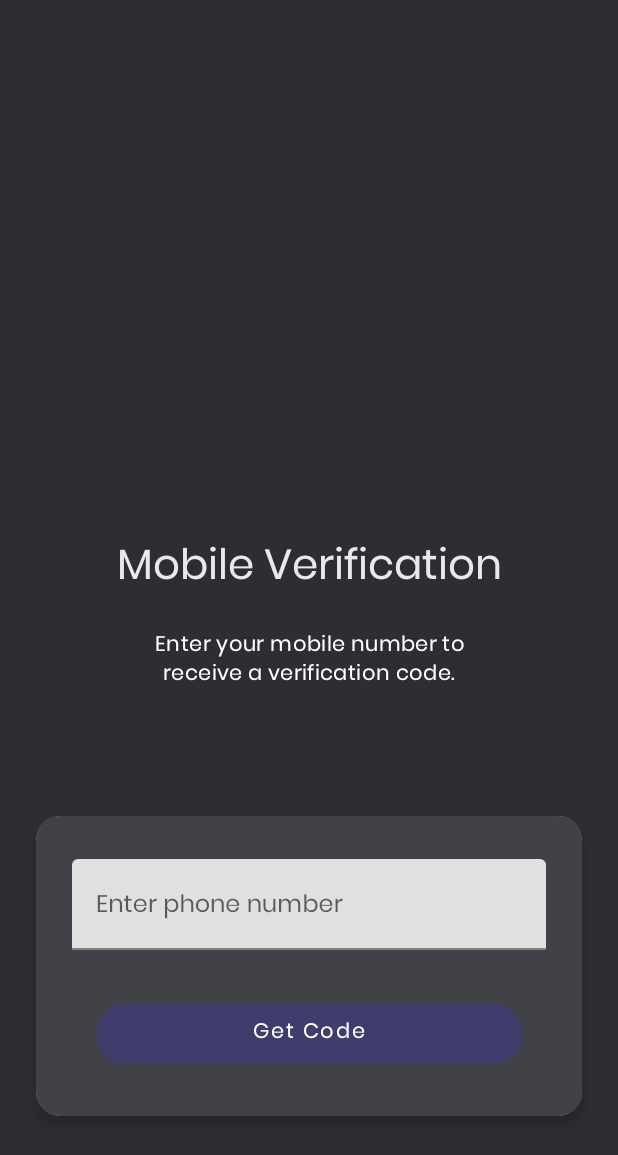
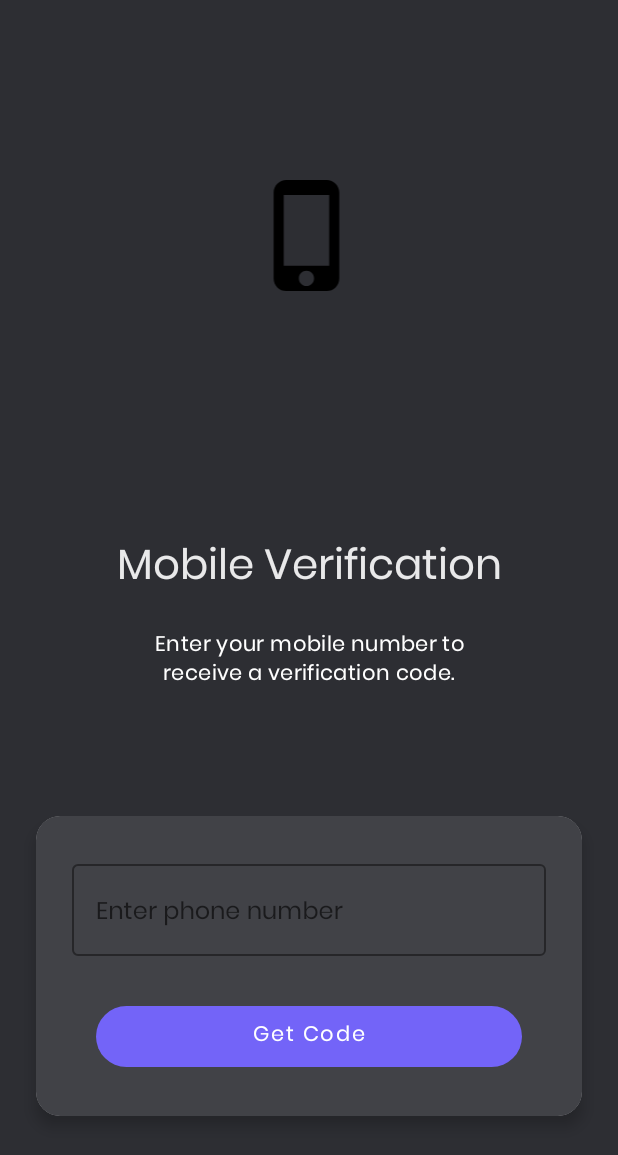
Before and after one commit to StudyIsFun/iSafe, an Android app: the fragment PhoneNumberFragment placed in its activity, on a phone screen of 412 x 824 dp. Shown: the top 1155 px of the screen. Run offline under Robolectric (Android 15) with nearby library versions, the phone set to English and light mode, and no system bars; our stand-ins replace Firebase (no records; nobody signed in at launch, a user with empty details on screens opened directly).

Commit message:
Modified ui

```diff
--- a/app/src/main/res/layout/activity_main.xml
+++ b/app/src/main/res/layout/activity_main.xml
@@ -5,7 +5,7 @@
     android:layout_width="match_parent"
     android:orientation="vertical"
     android:layout_height="match_parent"
-    android:background="#010938"
+    android:background="#030C43"
     android:isScrollContainer="true"
     tools:context=".MainActivity">
 
--- a/app/src/main/res/layout/fragment_phone_number.xml
+++ b/app/src/main/res/layout/fragment_phone_number.xml
@@ -5,7 +5,6 @@
     android:layout_width="match_parent"
     android:layout_height="match_parent"
     android:background="@color/grey_colour">
-
     <ImageView
         android:id="@+id/iv_dots"
         android:layout_width="0dp"
@@ -18,7 +17,6 @@
         app:layout_constraintEnd_toEndOf="parent"
         app:layout_constraintStart_toStartOf="parent"
         app:layout_constraintTop_toTopOf="parent" />
-
     <ImageView
         android:id="@+id/iv_space"
         android:layout_width="0dp"
@@ -32,8 +30,7 @@
         app:layout_constraintEnd_toEndOf="@id/iv_dots"
         app:layout_constraintStart_toStartOf="@id/iv_dots"
         app:layout_constraintTop_toTopOf="@id/iv_dots"
-         />
-
+        android:src="@drawable/ic_channel_foreground" />
     <TextView
         android:id="@+id/tvHeader"
         style="@style/HeaderText"
@@ -48,7 +45,6 @@
         app:layout_constraintStart_toStartOf="parent"
         app:layout_constraintTop_toTopOf="@id/guideline1"
         app:layout_constraintVertical_chainStyle="packed" />
-
     <TextView
         android:id="@+id/tvBody"
         style="@style/BodyText"
@@ -61,21 +57,18 @@
         app:layout_constraintHorizontal_bias="0.0"
         app:layout_constraintStart_toStartOf="@+id/tvHeader"
         app:layout_constraintTop_toBottomOf="@+id/tvHeader" />
-
     <androidx.constraintlayout.widget.Guideline
         android:id="@+id/guideline1"
         android:layout_width="wrap_content"
         android:layout_height="wrap_content"
         android:orientation="horizontal"
         app:layout_constraintGuide_percent="0.33242133" />
-
     <androidx.constraintlayout.widget.Guideline
         android:id="@+id/guideline2"
         android:layout_width="wrap_content"
         android:layout_height="wrap_content"
         android:orientation="horizontal"
         app:layout_constraintGuide_percent="0.66" />
-
     <androidx.cardview.widget.CardView
         android:layout_width="0dp"
         android:layout_height="0dp"
@@ -83,13 +76,11 @@
         android:layout_marginEnd="24dp"
         android:layout_marginBottom="80dp"
         android:translationZ="4dp"
-
         app:cardCornerRadius="16dp"
         app:layout_constraintBottom_toBottomOf="parent"
         app:layout_constraintEnd_toEndOf="parent"
         app:layout_constraintStart_toStartOf="parent"
         app:layout_constraintTop_toTopOf="@id/guideline2">
-
         <androidx.constraintlayout.widget.ConstraintLayout
             android:layout_width="match_parent"
             android:layout_height="match_parent"
@@ -97,27 +88,29 @@
 
             <com.google.android.material.textfield.TextInputLayout
                 android:id="@+id/tilPhoneNumber"
-
+                style="@style/textInputLayout"
                 android:layout_width="0dp"
                 android:layout_height="wrap_content"
                 android:layout_marginStart="24dp"
                 android:layout_marginEnd="24dp"
                 android:hint="Enter phone number"
                 app:endIconMode="custom"
-                app:hintTextColor="@color/white"
+                app:hintTextColor="@color/color5"
                 app:layout_constraintBottom_toTopOf="@id/btnGetCode"
                 app:layout_constraintEnd_toEndOf="parent"
                 app:layout_constraintStart_toStartOf="parent"
                 app:layout_constraintTop_toTopOf="parent"
 
                 app:startIconTintMode="screen">
-
                 <com.google.android.material.textfield.TextInputEditText
                     android:id="@+id/etPhoneNumber"
                     android:layout_width="match_parent"
                     android:layout_height="match_parent"
                     android:textColorHint="@color/white"
                     android:inputType="number" />
+                android:hint="Enter phone number"
+                android:inputType="number"
+                android:textColorHint="@color/white" />
             </com.google.android.material.textfield.TextInputLayout>
 
             <com.google.android.material.button.MaterialButton
--- a/app/src/main/res/values/styles.xml
+++ b/app/src/main/res/values/styles.xml
@@ -40,7 +40,8 @@
     <style name="ButtonFilled" parent="Widget.MaterialComponents.Button.UnelevatedButton">
         <item name="cornerRadius">24dp</item>
         <item name="textAllCaps">false</item>
-        <item name="backgroundTint">#403D6C</item>
+<!--        <item name="backgroundTint">#403D6C</item>-->
+        <item name="backgroundTint">@color/color5</item>
     </style>
 
     <style name="ButtonOutlined" parent="Widget.MaterialComponents.Button.OutlinedButton">
@@ -65,4 +66,12 @@
     </style>
     <style name="AppTheme.PopupOverlay" parent="ThemeOverlay.AppCompat.Light" />
     <style name="AppTheme.AppBarOverlay" parent="ThemeOverlay.AppCompat.Dark.ActionBar" />
+
+    <style name="textInputLayout" parent="Widget.MaterialComponents.TextInputLayout.OutlinedBox">
+        <item name="colorControlNormal">@color/color5</item>
+        <item name="colorControlActivated">@color/color5</item>
+        <item name="colorControlHighlight">@color/color5</item>
+        <item name="boxStrokeColor">@color/color5</item>
+
+    </style>
 </resources>
```
Also changed, not shown: app/src/main/res/drawable/customcard.xml (+10 -2 lines), app/src/main/res/layout/activity_home.xml (+44 -3 lines).
